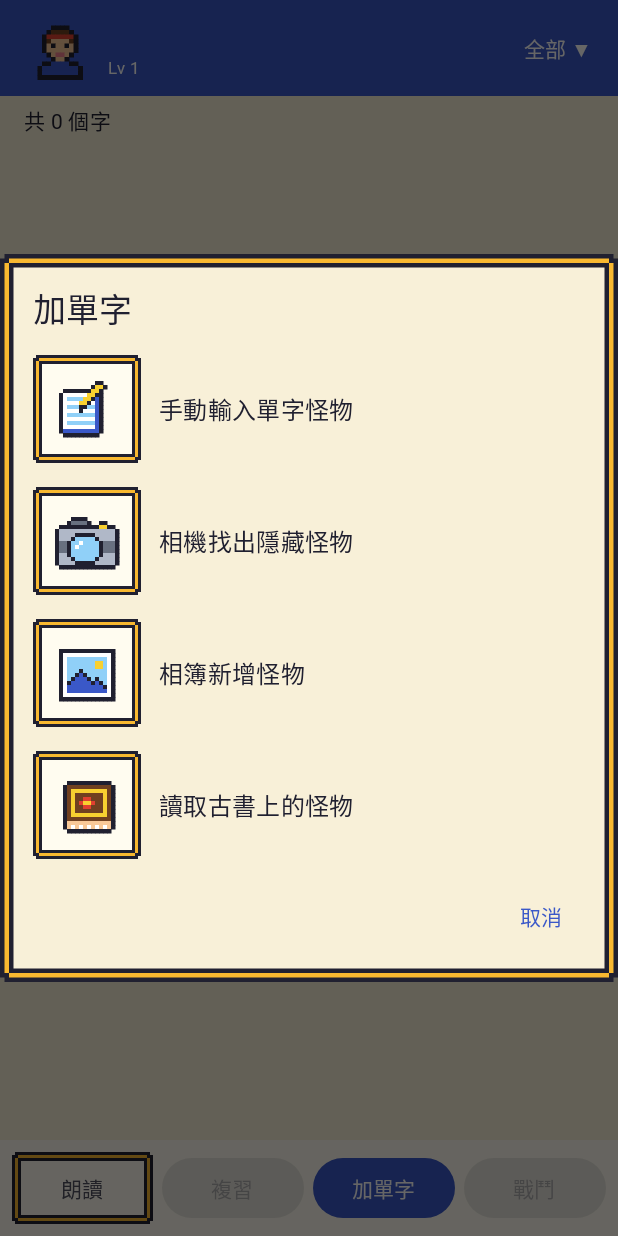
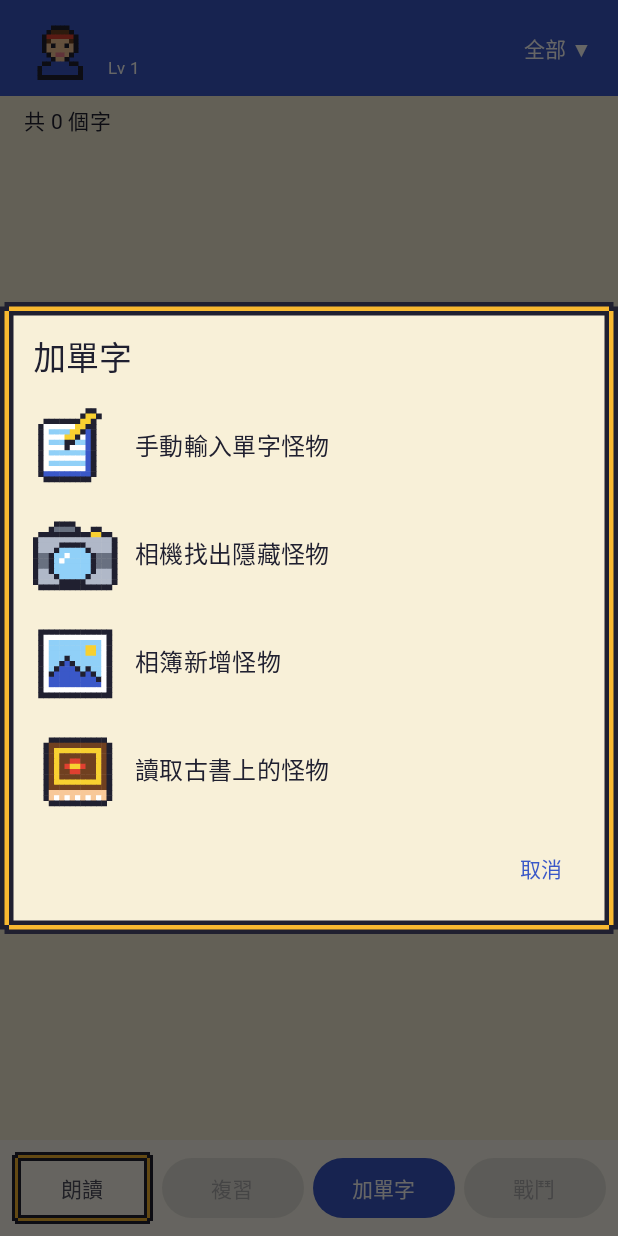
Before and after one commit to casperlee-nics/wordsnap, an Android app built with Jetpack Compose: the composable WordListScreen shown on its own in the app's theme, after a tap on "加單字", on a phone screen of 412 x 824 dp. Run offline under Robolectric (Android 15) with nearby library versions, the phone set to English and light mode, and no system bars; our stand-ins replace Room's generated code; Roboto replaces fonts that are not available here; 2 statements that could not run were skipped.

```diff
--- a/app/build.gradle.kts
+++ b/app/build.gradle.kts
@@ -13,8 +13,8 @@ android {
         applicationId = "com.wordsnap.app"
         minSdk = 26
         targetSdk = 35
-        versionCode = 21
-        versionName = "0.76"
+        versionCode = 22
+        versionName = "0.77"
     }
 
     buildTypes {
--- a/app/src/main/java/com/wordsnap/app/ui/HelpContent.kt
+++ b/app/src/main/java/com/wordsnap/app/ui/HelpContent.kt
@@ -14,8 +14,8 @@ private class HelpSection(val title: String, val body: String)
 private val HelpSections = listOf(
     HelpSection(
         "開始冒險",
-        "按「新遊戲」輸入暱稱、選一個職業。每個冒險者有自己的單字簿、等級和道具，" +
-            "之後用「讀取遊戲」接著玩；「記錄管理」可以改名字或刪除紀錄。",
+        "按「新冒險」輸入暱稱、選一個職業。每個冒險者有自己的單字簿、等級和道具，" +
+            "之後用「繼續冒險」接著玩；「記錄管理」可以改名字或刪除紀錄。",
     ),
     HelpSection(
         "收集單字怪物",
--- a/app/src/main/java/com/wordsnap/app/ui/HeroDialog.kt
+++ b/app/src/main/java/com/wordsnap/app/ui/HeroDialog.kt
@@ -54,10 +54,7 @@ fun HeroDialog(profile: Profile, remembered: Int, onDismiss: () -> Unit, onClass
                 }
                 // 超過 10 級才出現轉職按鈕
                 if (onClassChange != null && info.level >= CLASS_CHANGE_MIN_LEVEL) {
-                    PixelIconButton(
-                        IconClassChange, "轉職", onClick = { changingClass = true },
-                        size = 52.dp, palette = ColorIconPalette,
-                    )
+                    PixelIconPlain(IconClassChange, "轉職", onClick = { changingClass = true }, size = 52.dp)
                 }
             }
         },
--- a/app/src/main/java/com/wordsnap/app/ui/PixelIcons.kt
+++ b/app/src/main/java/com/wordsnap/app/ui/PixelIcons.kt
@@ -301,6 +301,26 @@ val IconHelp = listOf(
     "................",
 )
 
+// 主畫面右下角：插在草地上、寫著問號的小木牌
+val IconHelpSign = listOf(
+    "................",
+    ".KKKKKKKKKKKKKK.",
+    "KSSSSSSSSSSSSSSK",
+    "KSSSSSHHHHSSSSSK",
+    "KSSSSHHSSHHSSSSK",
+    "KSSSSSSSSHHSSSSK",
+    "KSSSSSSSHHSSSSSK",
+    "KSSSSSSHHSSSSSSK",
+    "KSSSSSSSSSSSSSSK",
+    "KSSSSSSHHSSSSSSK",
+    ".KKKKKKKKKKKKKK.",
+    "......KHHK......",
+    "......KHHK......",
+    "......KHHK......",
+    ".....KKHHKK.....",
+    "................",
+)
+
 // 記錄管理：改名字（鉛筆）
 val IconPencil = listOf(
     "................",
@@ -341,6 +361,26 @@ val IconTrash = listOf(
     "................",
 )
 
+// 沒有外框的像素圖示按鈕，放在已經有外框的卡片或視窗裡（不要框中框）
+@Composable
+fun PixelIconPlain(
+    icon: List<String>,
+    contentDescription: String,
+    onClick: () -> Unit,
+    size: Dp = 48.dp,
+    palette: Map<Char, Color> = ColorIconPalette,
+) {
+    Box(
+        Modifier
+            .size(size)
+            .semantics { this.contentDescription = contentDescription }
+            .clickable(role = Role.Button, onClick = onClick),
+        contentAlignment = Alignment.Center,
+    ) {
+        PixelArt(icon, palette, Modifier.padding(size / 10))
+    }
+}
+
 // 方形的像素按鈕，只有圖示沒有文字
 @Composable
 fun PixelIconButton(
--- a/app/src/main/java/com/wordsnap/app/ui/WordListScreen.kt
+++ b/app/src/main/java/com/wordsnap/app/ui/WordListScreen.kt
@@ -9,6 +9,7 @@ import androidx.compose.foundation.layout.fillMaxWidth
 import androidx.compose.foundation.layout.fillMaxSize
 import androidx.compose.foundation.layout.Row
 import androidx.compose.foundation.layout.padding
+import androidx.compose.foundation.layout.size
 import androidx.compose.foundation.lazy.LazyColumn
 import androidx.compose.foundation.lazy.items
 import androidx.compose.material.icons.Icons
@@ -30,6 +31,7 @@ import androidx.compose.material3.Text
 import androidx.compose.material3.TextButton
 import androidx.compose.material3.TopAppBar
 import androidx.compose.runtime.Composable
+import androidx.compose.runtime.LaunchedEffect
 import androidx.compose.runtime.collectAsState
 import androidx.compose.runtime.getValue
 import androidx.compose.runtime.mutableStateOf
@@ -57,6 +59,9 @@ fun WordListScreen(
     onListen: () -> Unit,
     onBattle: (Long) -> Unit,
     onHome: () -> Unit,
+    // 從拍照／相簿／古書返回時，一進來就打開加單字選單
+    startWithAddChoice: Boolean = false,
+    onAddChoiceShown: () -> Unit = {},
 ) {
     val words by vm.words.collectAsState()
     val books by vm.books.collectAsState()
@@ -75,7 +80,8 @@ fun WordListScreen(
     val dueCount = words.count { it.dueAt <= now }
     var showAdd by remember { mutableStateOf(false) }
     // 按「加單字」先選手動輸入或拍照
-    var choosingAdd by remember { mutableStateOf(false) }
+    var choosingAdd by remember { mutableStateOf(startWithAddChoice) }
+    LaunchedEffect(Unit) { if (startWithAddChoice) onAddChoiceShown() }
     // 單字簿頁面播放清淡的背景音樂，念單字時調小聲
     val context = LocalContext.current
     val musicOn = remember { isMusicOn(context) }
@@ -351,7 +357,7 @@ private fun AddChoice(icon: List<String>, text: String, onClick: () -> Unit) {
         verticalAlignment = Alignment.CenterVertically,
         horizontalArrangement = Arrangement.spacedBy(12.dp),
     ) {
-        PixelIconButton(icon, text, onClick = onClick, size = 72.dp, palette = ColorIconPalette)
+        PixelArt(icon, ColorIconPalette, Modifier.size(56.dp))
         Text(text, style = MaterialTheme.typography.titleMedium, modifier = Modifier.weight(1f))
     }
 }
```
Also changed, not shown: app/src/main/java/com/wordsnap/app/MainActivity.kt (+11 -2 lines), app/src/main/java/com/wordsnap/app/ui/SaveSlotScreen.kt (+4 -10 lines), app/src/main/java/com/wordsnap/app/ui/ScanScreen.kt (+20 -7 lines), app/src/main/java/com/wordsnap/app/ui/TitleScreen.kt (+71 -18 lines), 1 other file.
